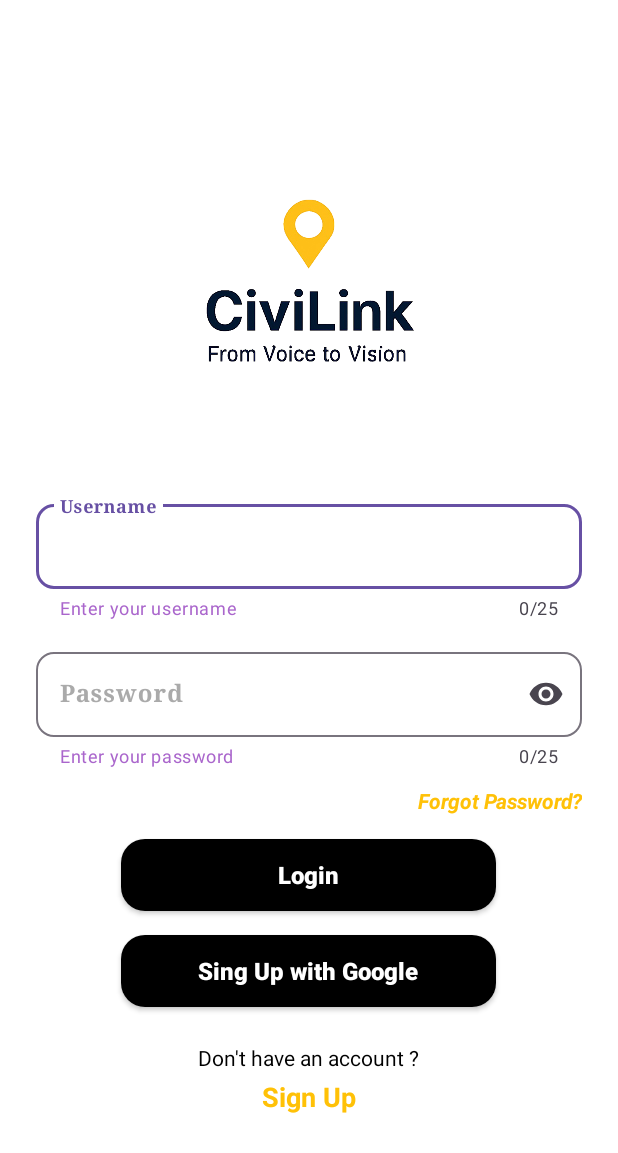
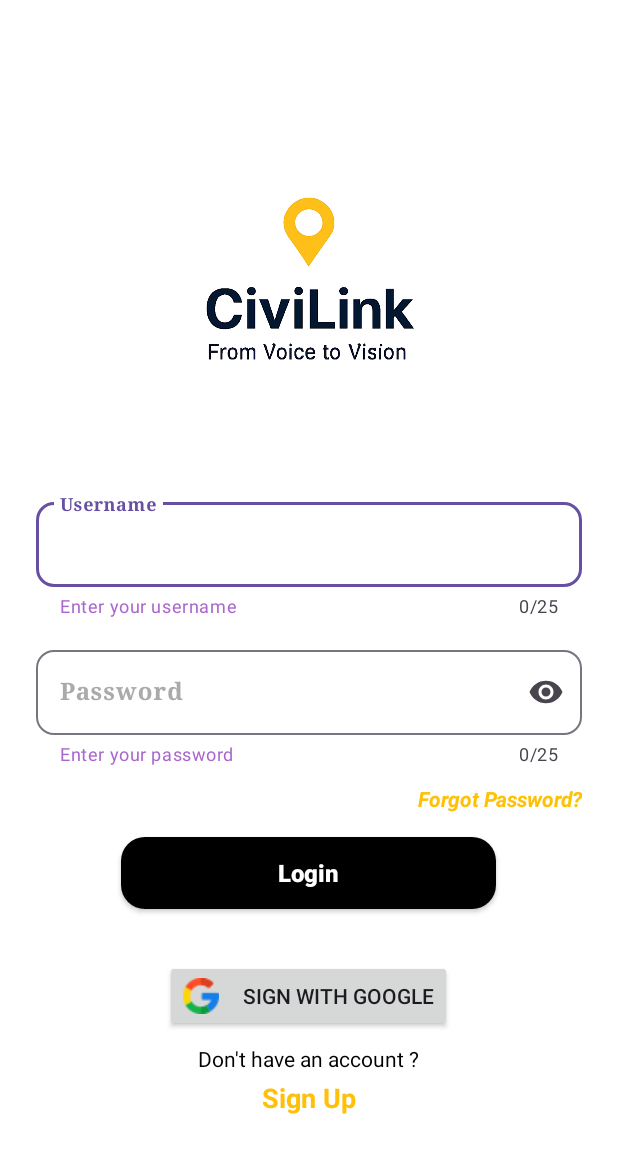
Before and after one commit to TarangChavhan/SIH_AIML_P31_PROJECT, an Android app: the screen it shows after launch (LoginActivity), on a phone screen of 412 x 824 dp. Shown: the top 1153 px of the screen. Run offline under Robolectric (Android 15) with nearby library versions, the phone set to English and light mode, and no system bars; libraries missing offline, so code that uses them is left out: com.loopj.android, cz.msebera.android.

Commit message:
Login And Registratiob

```diff
--- a/Android Application/app/src/main/AndroidManifest.xml
+++ b/Android Application/app/src/main/AndroidManifest.xml
@@ -12,6 +12,9 @@
         android:supportsRtl="true"
         android:theme="@style/Theme.CiviLink"
         tools:targetApi="31">
+        <activity
+            android:name=".HomeActivity"
+            android:exported="false" />
         <activity
             android:name=".RegistrationActivity"
             android:exported="false" />
--- a/Android Application/app/src/main/java/com/example/civilink/LoginActivity.java
+++ b/Android Application/app/src/main/java/com/example/civilink/LoginActivity.java
@@ -2,6 +2,7 @@
 
 import androidx.appcompat.app.AppCompatActivity;
 
+import android.annotation.SuppressLint;
 import android.content.Intent;
 import android.os.Bundle;
 import android.view.View;
@@ -18,28 +19,27 @@
 public class LoginActivity extends AppCompatActivity {
 
     TextInputEditText etUsername, etPassword;
-    TextView tvRegister;
     androidx.appcompat.widget.AppCompatButton btnLogin, btnGoogle;
+    TextView tvSignUp;
 
-    String BASE_URL = "http://YOUR_LOCALHOST_OR_SERVER/login.php";
-    // 👉 Replace with your backend API link
+    // 🔗 Replace with your backend API
+    String BASE_URL = "http://YOUR_IP_OR_DOMAIN/login.php";
 
+    @SuppressLint("MissingInflatedId")
     @Override
     protected void onCreate(Bundle savedInstanceState) {
         super.onCreate(savedInstanceState);
         setContentView(R.layout.activity_login);
 
-        // Initialize views
+        // Bind views
         etUsername = findViewById(R.id.LoginTextInputEditTextUsername);
         etPassword = findViewById(R.id.LoginTextInputEditTextPassword);
-        btnLogin = findViewById(R.id.Loginbtn);
-        tvRegister = findViewById(R.id.TVRegistration);
-        btnGoogle = findViewById(R.id.btnGooglelogin);
+        btnLogin   = findViewById(R.id.Loginbtn);
+        btnGoogle  = findViewById(R.id.GoogleLoginBtn);
+        tvSignUp   = findViewById(R.id.SignUp);
 
         // Login Button Click
-        btnLogin.setOnClickListener(new View.OnClickListener() {
-            @Override
-            public void onClick(View v) {
+        btnLogin.setOnClickListener(v -> {
             String username = etUsername.getText().toString().trim();
             String password = etPassword.getText().toString().trim();
 
@@ -48,21 +48,18 @@
             } else {
                 loginUser(username, password);
             }
-            }
         });
 
-        // Navigate to Register
-        tvRegister.setOnClickListener(new View.OnClickListener() {
-            @Override
-            public void onClick(View v) {
-                Intent i = new Intent(LoginActivity.this, RegisterActivity.class);
-                startActivity(i);
-            }
+        // Google Login Placeholder
+        btnGoogle.setOnClickListener(v -> {
+            Toast.makeText(LoginActivity.this, "Google Login clicked", Toast.LENGTH_SHORT).show();
+            // 👉 Later: Implement Firebase Google Sign-In here
         });
 
-        // Google Button (Just Example, implement Firebase/Google SDK if needed)
-        btnGoogle.setOnClickListener(v -> {
-            Toast.makeText(LoginActivity.this, "Google Login clicked", Toast.LENGTH_SHORT).show();
+        // Redirect to Registration
+        tvSignUp.setOnClickListener(v -> {
+            Intent i = new Intent(LoginActivity.this, RegistrationActivity.class);
+            startActivity(i);
         });
     }
 
@@ -77,7 +74,7 @@
             public void onSuccess(int statusCode, Header[] headers, byte[] responseBody) {
                 try {
                     String response = new String(responseBody);
-                    // Example Response: {"status":"success","message":"Login Successful"}
+                    // Expected: {"status":"success","message":"Login Successful"}
                     org.json.JSONObject json = new org.json.JSONObject(response);
 
                     String status = json.getString("status");
@@ -86,7 +83,7 @@
                     Toast.makeText(LoginActivity.this, message, Toast.LENGTH_SHORT).show();
 
                     if (status.equals("success")) {
-                        // Go to Home/Dashboard
+                        // ✅ Redirect to HomeActivity after login
                         Intent i = new Intent(LoginActivity.this, HomeActivity.class);
                         startActivity(i);
                         finish();
--- a/Android Application/app/src/main/res/layout/activity_login.xml
+++ b/Android Application/app/src/main/res/layout/activity_login.xml
@@ -105,16 +105,14 @@
         android:background="@drawable/btshape" />
     <androidx.appcompat.widget.AppCompatButton
         android:id="@+id/GoogleLoginBtn"
-        android:layout_width="250dp"
+        android:layout_width="wrap_content"
         android:layout_height="wrap_content"
-        android:padding="12dp"
-        android:text="Sing Up with Google"
-        android:textAllCaps="false"
-        android:textColor="@color/white"
-        android:textSize="16sp"
-        android:textStyle="bold"
-        android:layout_marginBottom="16dp"
-        android:background="@drawable/btshape" />
+        android:drawableLeft="@drawable/google"
+
+        android:drawablePadding="16dp"
+        android:layout_marginTop="18dp"
+        android:layout_gravity="center"
+        android:text="Sign with Google" />
 
     <!-- Sign Up Redirect -->
     <TextView
@@ -127,6 +125,7 @@
     <TextView
         android:layout_width="match_parent"
         android:layout_marginTop="4dp"
+        android:id="@+id/SignUp"
         android:layout_height="wrap_content"
         android:textColor="@color/Yellow"
         android:gravity="center"
```
Also changed, not shown: Android Application/app/src/main/java/com/example/civilink/HomeActivity.java (added, +24 -0 lines), Android Application/app/src/main/res/layout/activity_home.xml (added, +10 -0 lines), Android Application/app/src/main/res/drawable/google.png (added). Lines whose indentation alone changed are shown as unchanged.
